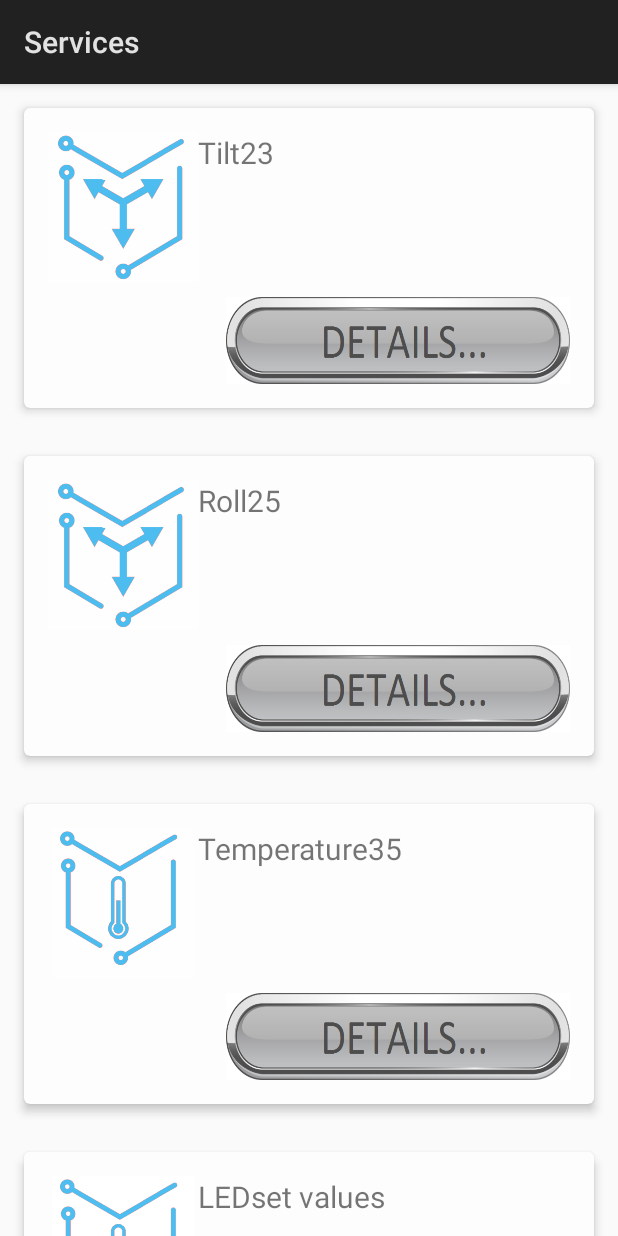
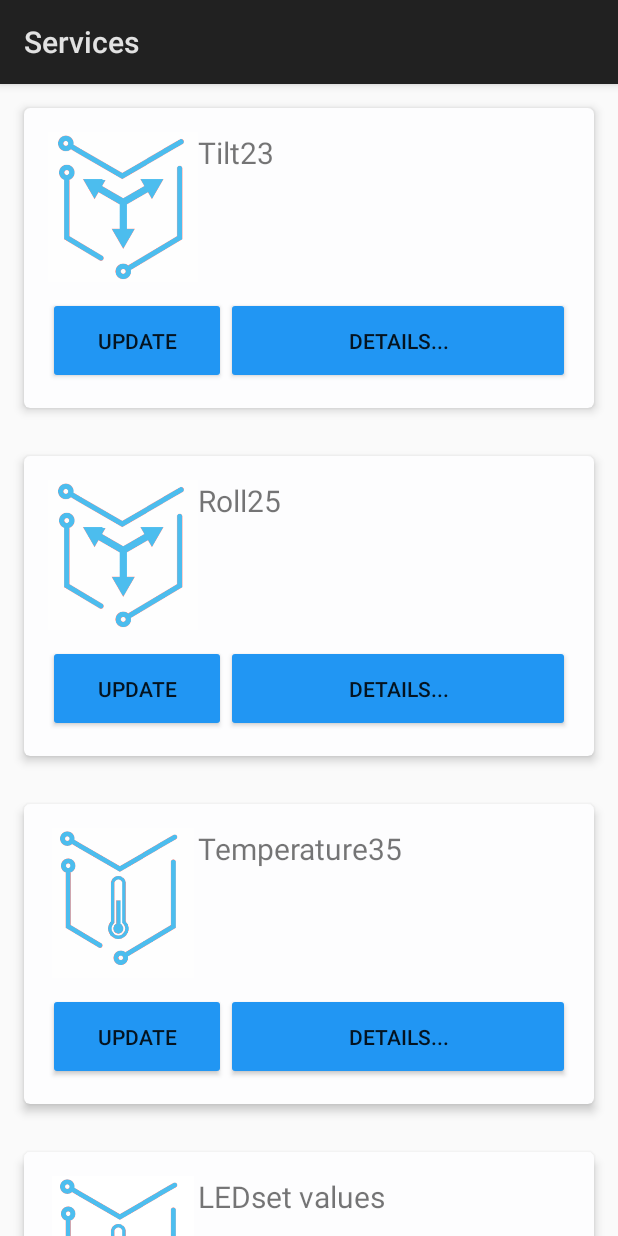
Before and after one commit to taha27/microprocessor-systems-proj, an Android app: the ServiceListActivity screen opened directly, with no data from a screen before it, on a phone screen of 412 x 824 dp. Run offline under Robolectric (Android 15) with nearby library versions, the phone set to English and light mode, and no system bars.

Commit message:
button materialized

```diff
--- a/BluetoothLeGatt/Application/src/main/java/com/example/android/bluetoothlegatt/ServiceItemAdapter.java
+++ b/BluetoothLeGatt/Application/src/main/java/com/example/android/bluetoothlegatt/ServiceItemAdapter.java
@@ -31,16 +31,18 @@ public class ServiceItemAdapter extends RecyclerView.Adapter<ServiceItemAdapter.
 
             private TextView title;
             private TextView value;
-            private ImageButton btn;
+            private Button btn;
             private ImageView image;
+            private  Button btns;
 
             public ViewHolder(View itemView) {
                 super(itemView);
                 cv = (CardView) itemView.findViewById(R.id.card_view);
                 title = (TextView) itemView.findViewById(R.id.service_title);
                 value = (TextView) itemView.findViewById(R.id.service_value);
-                btn = (ImageButton) itemView.findViewById(R.id.detail_button);
+                btn = (Button) itemView.findViewById(R.id.detail_button);
                 image = (ImageView) itemView.findViewById(R.id.image);
+                btns = (Button) itemView.findViewById(R.id.update);
             }
         }
 
@@ -58,10 +60,19 @@ public class ServiceItemAdapter extends RecyclerView.Adapter<ServiceItemAdapter.
             holder.btn.setOnClickListener(new View.OnClickListener() {
                 @Override
                 public void onClick(View v) {
-                    Toast t = Toast.makeText(context, "Show details activity", Toast.LENGTH_LONG);
+                    Toast t = Toast.makeText(context, "Show details activity", Toast.LENGTH_SHORT);
                     t.show();
                 }
             });
+            holder.btns.setOnClickListener(new View.OnClickListener() {
+
+                @Override
+                public void onClick(View v) {
+                    Toast t = Toast.makeText(context, "Updates", Toast.LENGTH_SHORT);
+                    t.show();
+                }
+            });
+
         }
 
         @Override
--- a/BluetoothLeGatt/Application/src/main/res/layout/service_item.xml
+++ b/BluetoothLeGatt/Application/src/main/res/layout/service_item.xml
@@ -39,16 +39,24 @@
             android:textSize="20sp"
             />
 
-        <ImageButton
+        <Button
             android:layout_height="87px"
+            android:text="Details..."
             android:layout_alignParentBottom="true"
             android:layout_alignParentRight="true"
-            android:background= "@android:color/transparent"
-            android:src="@drawable/detail_button"
-            android:scaleType="fitXY"
-            android:alpha="0.7"
             android:id="@+id/detail_button"
+            android:theme="@style/myButton"
             android:layout_width="344px" />
+
+        <Button
+            android:layout_width="344px"
+            android:layout_height="87px"
+            android:text="Update"
+            android:theme="@style/myButton"
+            android:layout_toLeftOf="@id/detail_button"
+            android:layout_alignParentBottom="true"
+            android:id="@+id/update"
+            />
     </RelativeLayout>
 
 </android.support.v7.widget.CardView>
--- a/BluetoothLeGatt/Application/src/main/res/values-v21/base-template-styles.xml
+++ b/BluetoothLeGatt/Application/src/main/res/values-v21/base-template-styles.xml
@@ -21,4 +21,7 @@
     <style name="Theme.Base" parent="android:Theme.Material.Light">
     </style>
 
+    <style name="myButton" parent="android:Theme.Material.Light">
+        <item name="android:colorButtonNormal">#2196f3</item>
+    </style>
 </resources>
```
